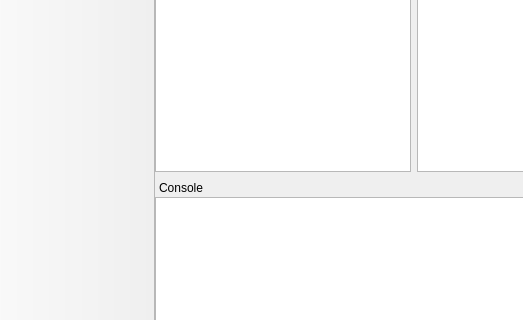
First picture: the form in gns3/ui/main_window.ui, repository GNS3/gns3-gui, before the edit; both pictures show x 0 to 523 and y 304 to 624 of the 984 by 715 pixel window.
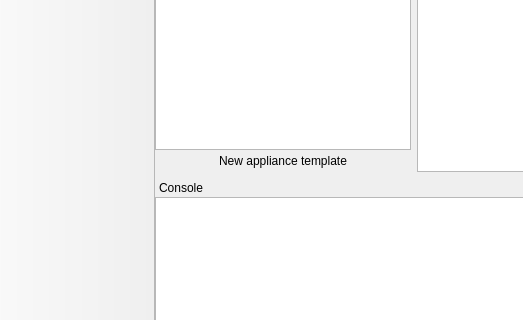
Second picture: the form after the edit. Icons and pictures are not drawn. Custom widgets are drawn as their Qt base class.

Commit message:
New appliance button
Fix #1177

Diff of the .ui file:
```diff
--- a/gns3/ui/main_window.ui
+++ b/gns3/ui/main_window.ui
@@ -260,6 +260,23 @@
        </column>
       </widget>
      </item>
+     <item>
+      <widget class="QPushButton" name="uiNewAppliancePushButton">
+       <property name="text">
+        <string>New appliance template</string>
+       </property>
+       <property name="icon">
+        <iconset resource="../../resources/resources.qrc">
+         <normaloff>:/icons/plus.svg</normaloff>:/icons/plus.svg</iconset>
+       </property>
+       <property name="autoDefault">
+        <bool>false</bool>
+       </property>
+       <property name="flat">
+        <bool>true</bool>
+       </property>
+      </widget>
+     </item>
     </layout>
    </widget>
   </widget>
```
Left out of the diff: 57 changed lines with no effect on the pictures. The commit also changes 5 other files.
